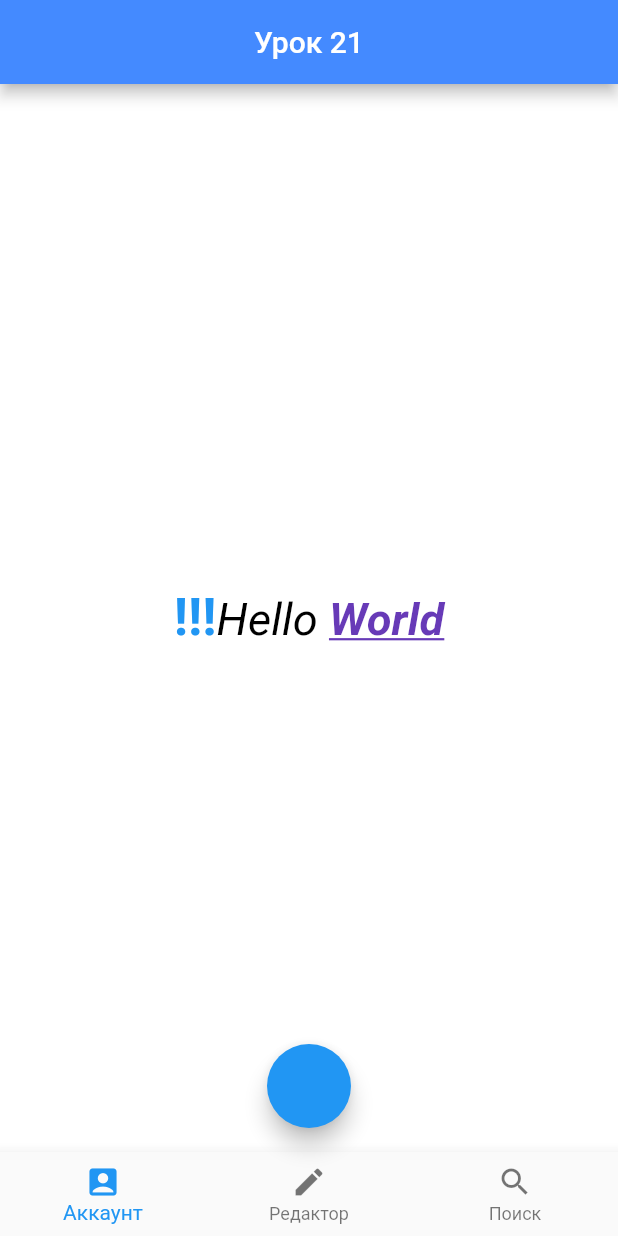
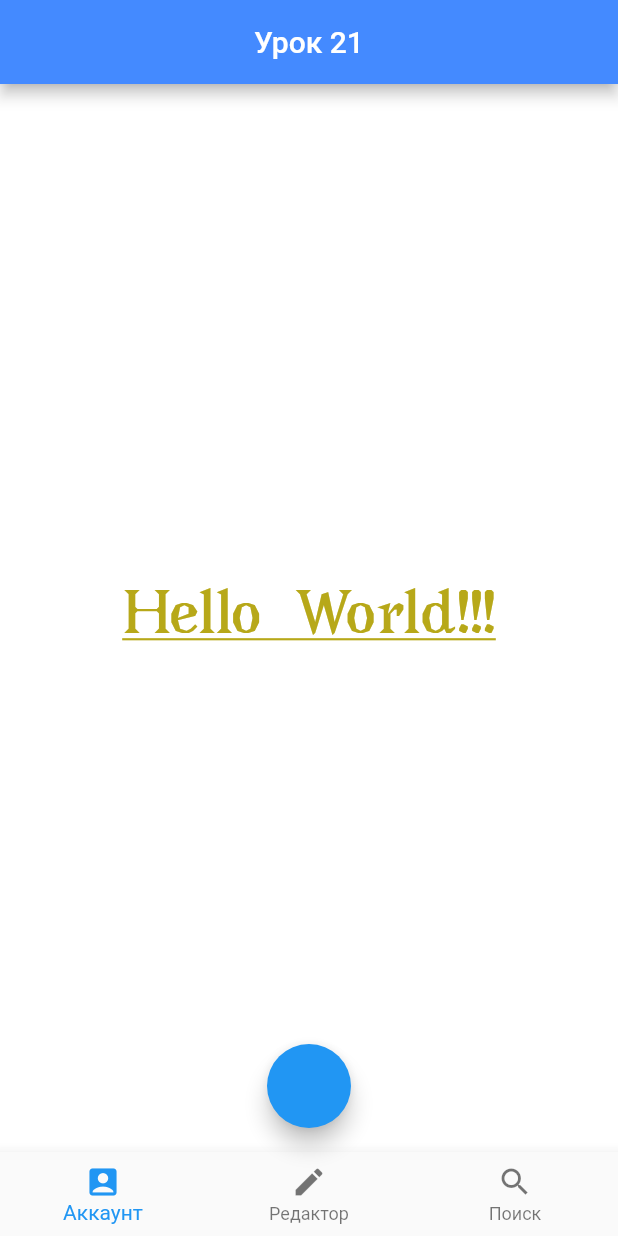
Before and after one commit to kirillnepomiluev/FlutterLessonsStemford, a Flutter app: the screen it shows after launch, on a phone screen of 412 x 824 dp. Run offline on Flutter 3.47's test engine with Material 2 defaults, Android fonts, the phone set to English and light mode, and no system bars.

Commit message:
добавление кастомного шрифта

```diff
--- a/lib/main.dart
+++ b/lib/main.dart
@@ -8,6 +8,13 @@ class Lessons extends StatelessWidget {
     return MaterialApp(
       title: "Уроки Flutter",
       home: Scaffold(
+        appBar: AppBar(
+          centerTitle: true,
+          title: const Text(
+            "Урок 21",
+          ),
+          backgroundColor: Colors.blueAccent,
+        ),
         backgroundColor: Colors.white,
         floatingActionButton: FloatingActionButton(
           onPressed: () {},
@@ -21,108 +28,101 @@ class Lessons extends StatelessWidget {
             BottomNavigationBarItem(icon: Icon(Icons.search), label: "Поиск"),
           ],
         ),
-        // body: const Center(
-        //   child: Text(
-        //     "Hello  World!!!",
-        //     // Есть много способов декорировать текста. Универсальный виджет,
-        //     // отвечающий за стилизацию текстаявляется виджет TextStyle(),
-        //     // передаваемый в свойство style/.
+        body: const Center(
+          child: Text(
+            "Hello  World!!!",
+            // Есть много способов декорировать текста. Универсальный виджет,
+            // отвечающий за стилизацию текстаявляется виджет TextStyle(),
+            // передаваемый в свойство style/.
+
+            style: TextStyle(
+              // Свойство, отвечающее за стиль текста. Принимает в себя виджет TextStyle().
+              fontFamily: "Avara",
+              fontSize: 36,
+              // Свойство, отвечающее за размер шрифта. Принимает в себя вещественное число.
+
+              fontWeight: FontWeight.w700,
+              // Свойство, отвечающее за толщину текста. Принимает в себя конструкторы
+              // FontWeight.
+
+              fontStyle: FontStyle.normal,
+              // Свойство, отвечающее за стиль текста. Принимает в себя конструкторы
+              // FontStyle.
+
+              decoration: TextDecoration.underline,
+              // Свойство, отвечающее за декорирование текста. Принимает в себя
+              // конструкторы TextDecoration.
+
+              color: Color(0xFFB7A819), // Свойство, отвечающее за цвет текста.
+              // Принимает в себя цветовые виджеты.
+            ),
+          ),
+        ),
+
+        // body: Center(
+        //   child: RichText(
+        //     // В предыдущем примере мы научились декорировать текст.
+        //     // Однако, стиль текста распространялся на весь текст. Что
+        //     // если нам нужно стилизовать отдельный участок текста?
+        //     // Для этого существует виджет RichText().
+        //     // Он позволяет нам разбить текст на участки, и
+        //     /// задавать стиль для каждого из них индивидуально.
         //
-        //     style: TextStyle(
-        //       // Свойство, отвечающее за стиль текста. Принимает в себя виджет TextStyle().
+        //     text: const TextSpan(
+        //       // Свойство, в которое помещается виджет TextSpan(),
+        //       // содержащий фрагмент текста и его стиль.
         //
-        //       fontSize: 42,
-        //       // Свойство, отвечающее за размер шрифта. Принимает в себя вещественное число.
+        //       style: TextStyle(
+        //         // Сюда мы поместим стиль текста по умолчанию.
+        //         fontSize: 30,
+        //         fontWeight: FontWeight.bold,
+        //         fontStyle: FontStyle.italic,
+        //         decoration: TextDecoration.underline,
+        //         color: Colors.deepPurple,
+        //       ),
+        //       children: [
+        //         /// Свойство children содержит в себе дочерние виджеты.
+        //         //  При этом дочерние виджеты помещаются в квадратные скобки.
+        //         /// Теперь внутрь свойства children мы передадим еще несколько
+        //         //   виджетов TextSpan(), в которых будут содержаться отдельные
+        //         /// фрагменты текста, и стили для них. Если же мы не зададим
+        //         //   для них уникальный стил, то они примут параметры, указанные
+        //         /// выше.
+        //         TextSpan(
+        //           text: "!!!",
+        //           style: TextStyle(
+        //               color: Colors.blue,
+        //               fontStyle: FontStyle.normal,
+        //               fontSize: 35,
+        //               decoration: TextDecoration.none),
         //
-        //       fontWeight: FontWeight.w400,
-        //       // Свойство, отвечающее за толщину текста. Принимает в себя конструкторы
-        //       // FontWeight.
+        //           /// Изменим цвет
+        //           //    на синий, уиерем курсив и подчеркивание, а также увеличиваем
+        //           ///размер шрифта
+        //         ),
+        //         TextSpan(
+        //           // Первый TextSpan будет содержать слово Hello .
         //
-        //       fontStyle: FontStyle.italic,
-        //       // Свойство, отвечающее за стиль текста. Принимает в себя конструкторы
-        //       // FontStyle.
+        //           text: "Hello ",
+        //           // Здесь в свойство text мы уже передаем
+        //           //  непосредственно текст, над которым будут произвоодиться изменения.
         //
-        //       decoration: TextDecoration.underline,
-        //       // Свойство, отвечающее за декорирование текста. Принимает в себя
-        //       // конструкторы TextDecoration.
+        //           style: TextStyle(
+        //               fontWeight: FontWeight.normal,
+        //               color: Colors.black,
+        //               decoration: TextDecoration.none), // Сделаем текст нормальной толщины,
+        //           //    изменим цвет на черный и уберем нижнее подчеркивание.
+        //         ),
         //
-        //       color: Colors
-        //           .deepPurple, // Свойство, отвечающее за цвет текста.
-        //       // Принимает в себя цветовые виджеты.
+        //         TextSpan(
+        //           text: "World",
+        //           // style: TextStyle(color: Colors.blueGrey), // Изменим цвет текста
+        //           //     на синий.
+        //         ),
+        //       ],
         //     ),
         //   ),
         // ),
-        appBar: AppBar(
-          centerTitle: true,
-          title: const Text(
-            "Урок 21",
-          ),
-          backgroundColor: Colors.blueAccent,
-        ),
-        body: Center(
-          child: RichText(
-            // В предыдущем примере мы научились декорировать текст.
-            // Однако, стиль текста распространялся на весь текст. Что
-            // если нам нужно стилизовать отдельный участок текста?
-            // Для этого существует виджет RichText().
-            // Он позволяет нам разбить текст на участки, и
-            /// задавать стиль для каждого из них индивидуально.
-
-            text: const TextSpan(
-              // Свойство, в которое помещается виджет TextSpan(),
-              // содержащий фрагмент текста и его стиль.
-
-              style: TextStyle(
-                // Сюда мы поместим стиль текста по умолчанию.
-                fontSize: 30,
-                fontWeight: FontWeight.bold,
-                fontStyle: FontStyle.italic,
-                decoration: TextDecoration.underline,
-                color: Colors.deepPurple,
-              ),
-              children: [
-                /// Свойство children содержит в себе дочерние виджеты.
-                //  При этом дочерние виджеты помещаются в квадратные скобки.
-                /// Теперь внутрь свойства children мы передадим еще несколько
-                //   виджетов TextSpan(), в которых будут содержаться отдельные
-                /// фрагменты текста, и стили для них. Если же мы не зададим
-                //   для них уникальный стил, то они примут параметры, указанные
-                /// выше.
-                TextSpan(
-                  text: "!!!",
-                  style: TextStyle(
-                      color: Colors.blue,
-                      fontStyle: FontStyle.normal,
-                      fontSize: 35,
-                      decoration: TextDecoration.none),
-
-                  /// Изменим цвет
-                  //    на синий, уиерем курсив и подчеркивание, а также увеличиваем
-                  ///размер шрифта
-                ),
-                TextSpan(
-                  // Первый TextSpan будет содержать слово Hello .
-
-                  text: "Hello ",
-                  // Здесь в свойство text мы уже передаем
-                  //  непосредственно текст, над которым будут произвоодиться изменения.
-
-                  style: TextStyle(
-                      fontWeight: FontWeight.normal,
-                      color: Colors.black,
-                      decoration: TextDecoration.none), // Сделаем текст нормальной толщины,
-                  //    изменим цвет на черный и уберем нижнее подчеркивание.
-                ),
-
-                TextSpan(
-                  text: "World",
-                  // style: TextStyle(color: Colors.blueGrey), // Изменим цвет текста
-                  //     на синий.
-                ),
-              ],
-            ),
-          ),
-        ),
       ),
     );
   }
```
Also changed, not shown: pubspec.yaml (+8 -0 lines), assets/fonts/Avara.ttf (added), pubspec.lock.
